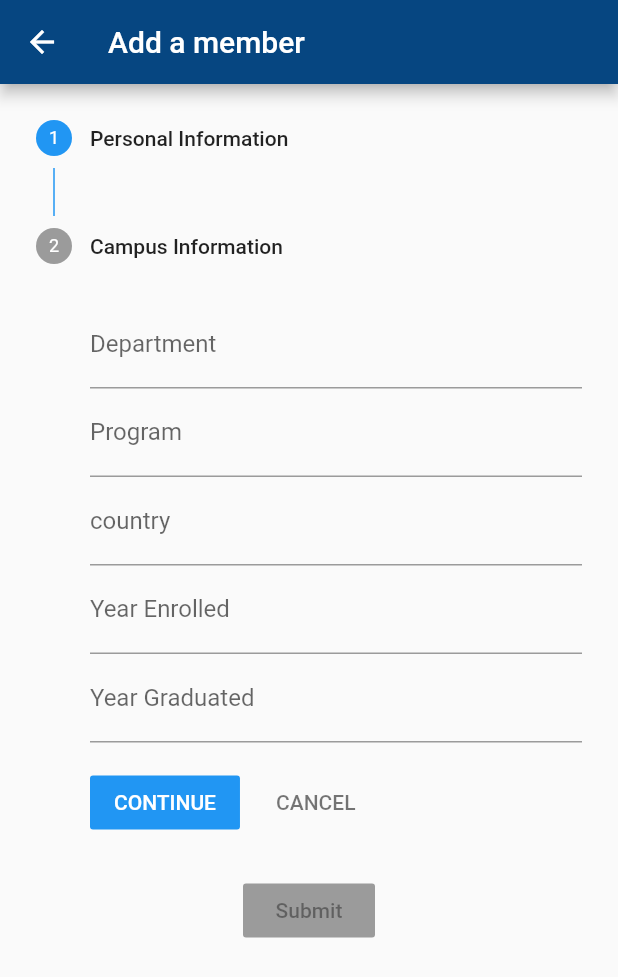
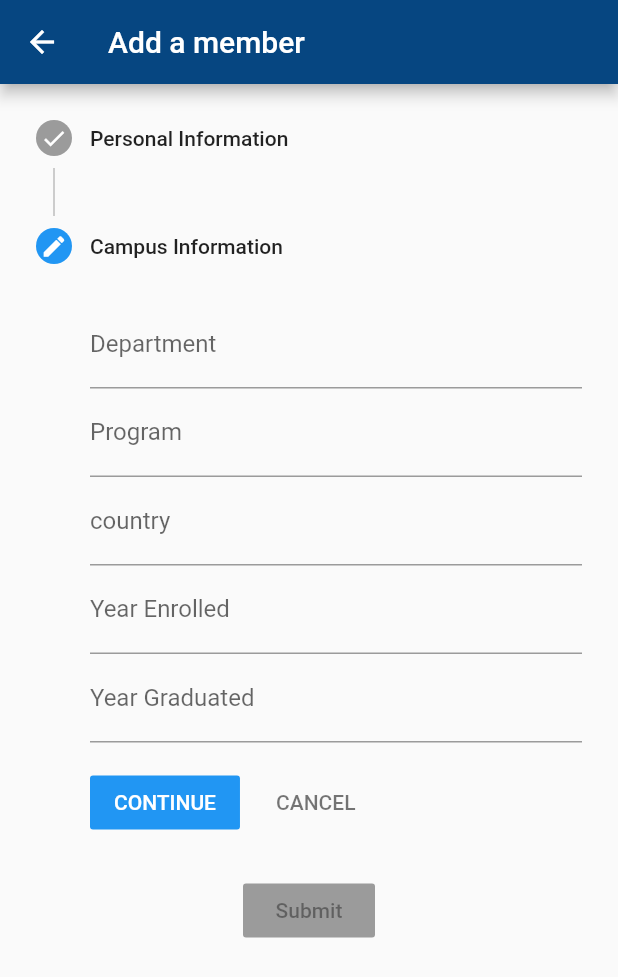
Before and after one commit to edcsu/deeper_life_campus, a Flutter app: the AddMember screen opened directly, after a tap on "CONTINUE", on a phone screen of 412 x 824 dp. Shown: the top 977 px of the screen. Run offline on Flutter 3.47's test engine with Material 2 defaults, Android fonts, the phone set to English and light mode, and no system bars; drawn by our look-alikes of reactive_forms; our stand-ins replace flutter_svg, gradient_widgets, splashscreen.

Commit message:
style:add member state

```diff
--- a/lib/screens/forms/addmember/components/add_member_body.dart
+++ b/lib/screens/forms/addmember/components/add_member_body.dart
@@ -139,7 +139,89 @@ class _AddMemberBodyState extends State<AddMemberBody> {
           Flexible(
             flex: 5,
             child: Stepper(
-              steps: steps,
+              steps: <Step>[
+                Step(
+                  title: const Text('Personal Information'),
+                  isActive: _currentStep == 0 ? true : false,
+                  state: _currentStep == 0 ? StepState.editing : StepState.complete,
+                  content: Column(
+                    children: <Widget>[
+                      ReactiveTextField(
+                        formControlName: 'firstName',
+                        decoration: InputDecoration(
+                          labelText: 'First Name',
+                        ),
+                      ),
+                      ReactiveTextField(
+                        formControlName: 'lastName',
+                        decoration: InputDecoration(
+                          labelText: 'Last Name',
+                        ),
+                      ),
+                      ReactiveTextField(
+                        formControlName: 'email',
+                        decoration: InputDecoration(
+                          labelText: 'Email',
+                        ),
+                      ),
+                      ReactiveTextField(
+                        formControlName: 'phoneNumber',
+                        decoration: InputDecoration(
+                          labelText: 'Phone number',
+                        ),
+                      ),
+                      ReactiveTextField(
+                        formControlName: 'dateOfBirth',
+                        decoration: InputDecoration(
+                          labelText: 'Date Of Birth',
+                        ),
+                        keyboardType: TextInputType.number,
+                      ),
+                    ],
+                  ),
+                ),
+                Step(
+                  isActive: _currentStep == 1 ? true : false,
+                  state: _currentStep == 1 ? StepState.editing : StepState.complete,
+                  title: const Text('Campus Information'),
+                  content: Column(
+                    children: <Widget>[
+                      ReactiveTextField(
+                        formControlName: 'department',
+                        decoration: InputDecoration(
+                          labelText: 'Department',
+                        ),
+                      ),
+                      ReactiveTextField(
+                        formControlName: 'program',
+                        decoration: InputDecoration(
+                          labelText: 'Program',
+                        ),
+                      ),
+                      ReactiveTextField(
+                        formControlName: 'country',
+                        decoration: InputDecoration(
+                          labelText: 'country',
+                        ),
+                      ),
+                      ReactiveTextField(
+                        formControlName: 'yearEnrolled',
+                        decoration: InputDecoration(
+                          labelText: 'Year Enrolled',
+                        ),
+                        keyboardType: TextInputType.number,
+                      ),
+                      ReactiveTextField(
+                        formControlName: 'yearGraduated',
+                        decoration: InputDecoration(
+                          labelText: 'Year Graduated',
+                        ),
+                        keyboardType: TextInputType.number,
+                      ),
+                    ],
+                  ),
+                ),
+              ],
               currentStep: _currentStep,
               onStepContinue: next,
               onStepTapped: (step) => goTo(step),
```
